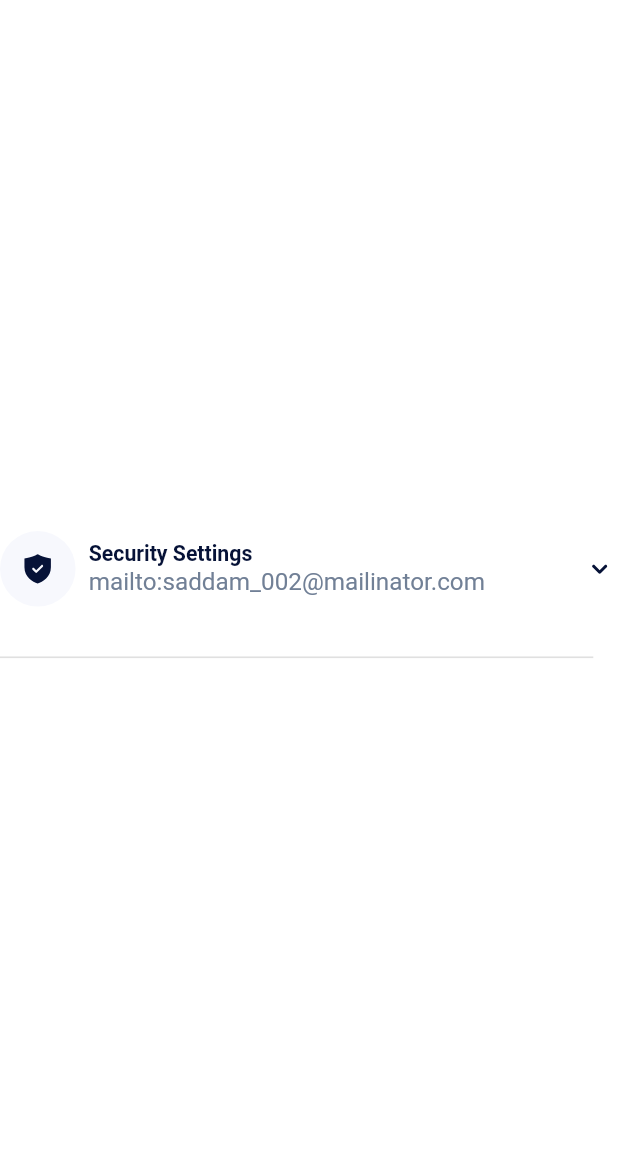
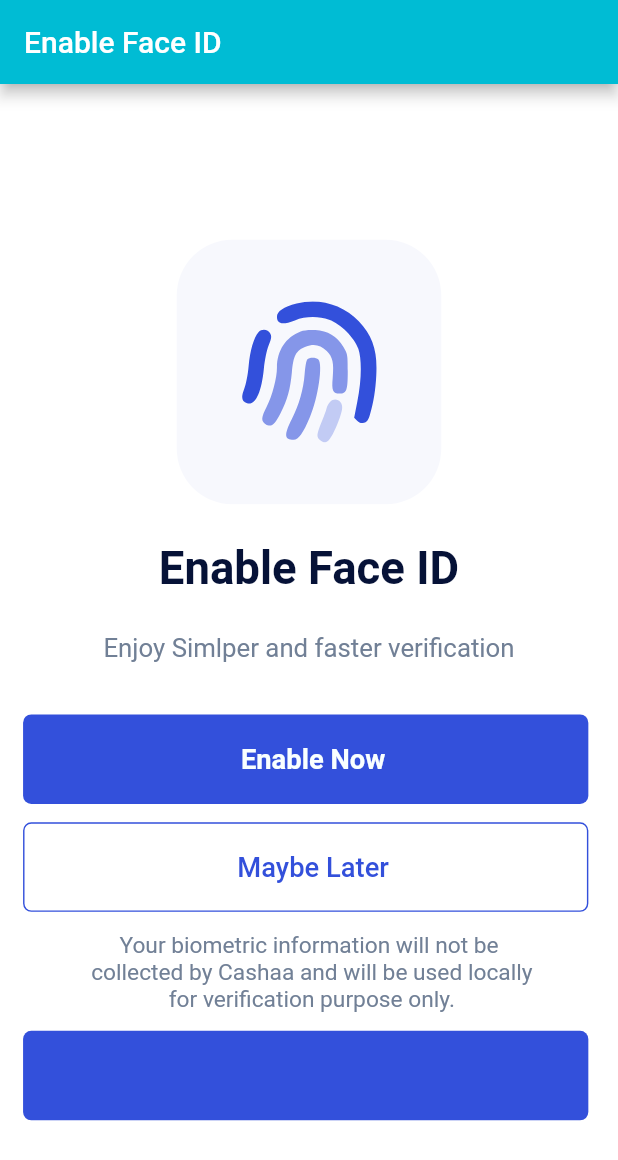
Before and after one commit to AhmadTechB/ahmad_programing, a Flutter app: the screen it shows after launch, on a phone screen of 412 x 824 dp. Shown: the top 1160 px of the screen. Run offline on Flutter 3.47's test engine with Material 2 defaults, Android fonts, the light colour scheme and no system bars; our stand-ins replace flutter_screenutil, flutter_svg, lottie; Roboto replaces fonts that are missing (Avenir).

Commit message:
added_bottosheet

```diff
--- a/lib/home_screen/face.dart
+++ b/lib/home_screen/face.dart
@@ -8,6 +8,8 @@ import 'package:ahmad_practices/widget/custom_sized_box.dart';
 import 'package:ahmad_practices/widget/size_config.dart';
 import 'package:flutter/cupertino.dart';
 import 'package:flutter/material.dart';
+
+import 'face_enable_screen.dart';
 
 class Face extends StatefulWidget {
   const Face({Key? key}) : super(key: key);
@@ -25,74 +27,77 @@ class _FaceState extends State<Face> {
 
   @override
   Widget build(BuildContext context) {
-    return Scaffold(
-      body: Column(
-        mainAxisAlignment: MainAxisAlignment.center,
-        children: [
-          // Security Settings
-          CustomAccordion(
-            wantExtractRow: clickedSecurityAccordion,
-            title: "Security Settings",
-            subTitleChild: Text(
-              "mailto:saddam_002@mailinator.com",
-              style: AppTextStyle.text16LiteGrey8096W400,
-            ),
-            onTap: () {
-              setState(() {
-                clickedSecurityAccordion = !clickedSecurityAccordion;
-              });
-            },
-            imagePath: ImagePath.accordionShield,
-            child: Column(
-              children: [
-                Padding(
-                  padding: EdgeInsets.only(
-                    left: 16 * SizeConfig.widthMultiplier!,
-                    right: 16 * SizeConfig.widthMultiplier!,
-                  ),
-                  child: Row(
-                    mainAxisAlignment: MainAxisAlignment.start,
-                    crossAxisAlignment: CrossAxisAlignment.start,
-                    children: [
-                      Text(
-                        "Login usign biometric",
-                        style: AppTextStyle.text17DarkBlue1237W400,
-                      ),
-                      Spacer(),
-                      GestureDetector(
-                        onTap: () {
-                          setState(() {
-                            swtich = !swtich;
-                          });
-                        },
-                        child: CupertinoSwitch(
-                            value: swtich,
-                            onChanged: (v) {
-                              setState(() {});
-                              swtich = v;
-                            }),
-                      ),
-                      ImageLoader.svgImageAsset(
-                          imagePath: ImagePath.toggleIcon),
-                    ],
-                  ),
-                ),
-                CustomSizedBox(
-                  height: 24,
-                ),
-                Text("ddd"),
-                CommonButton(
-                  buttonColor: AppColor.redF4534A,
-                  title: "Delete My Account",
-                ),
-              ],
-            ),
-          ),
-          CustomSizedBox(
-            height: 24,
-          ),
-        ],
-      ),
+    return EnableFaceTouchId(
+      imagePath: ImagePath.fingerEnableIcon,
     );
+
+    // return Scaffold(
+    //   body: Column(
+    //     mainAxisAlignment: MainAxisAlignment.center,
+    //     children: [
+    //       // Security Settings
+    //       CustomAccordion(
+    //         wantExtractRow: clickedSecurityAccordion,
+    //         title: "Security Settings",
+    //         subTitleChild: Text(
+    //           "mailto:saddam_002@mailinator.com",
+    //           style: AppTextStyle.text16LiteGrey8096W400,
+    //         ),
+    //         onTap: () {
+    //           setState(() {
+    //             clickedSecurityAccordion = !clickedSecurityAccordion;
+    //           });
+    //         },
+    //         imagePath: ImagePath.accordionShield,
+    //         child: Column(
+    //           children: [
+    //             Padding(
+    //               padding: EdgeInsets.only(
+    //                 left: 16 * SizeConfig.widthMultiplier!,
+    //                 right: 16 * SizeConfig.widthMultiplier!,
+    //               ),
+    //               child: Row(
+    //                 mainAxisAlignment: MainAxisAlignment.start,
+    //                 crossAxisAlignment: CrossAxisAlignment.start,
+    //                 children: [
+    //                   Text(
+    //                     "Login usign biometric",
+    //                     style: AppTextStyle.text17DarkBlue1237W400,
+    //                   ),
+    //                   Spacer(),
+    //                   GestureDetector(
+    //                     onTap: () {
+    //                       setState(() {
+    //                         swtich = !swtich;
+    //                       });
+    //                     },
+    //                     child: CupertinoSwitch(
+    //                         value: swtich,
+    //                         onChanged: (v) {
+    //                           setState(() {});
+    //                           swtich = v;
+    //                         }),
+    //                   ),
+    //                 ],
+    //               ),
+    //             ),
+    //
+    //             CustomSizedBox(
+    //               height: 24,
+    //             ),
+    //             Text("ddd"),
+    //             CommonButton(
+    //               buttonColor: AppColor.redF4534A,
+    //               title: "Delete My Account",
+    //             ),
+    //           ],
+    //         ),
+    //       ),
+    //       CustomSizedBox(
+    //         height: 24,
+    //       ),
+    //     ],
+    //   ),
+    // );
   }
 }
--- a/lib/home_screen/face_enable_screen.dart
+++ b/lib/home_screen/face_enable_screen.dart
@@ -1,12 +1,13 @@
 import 'package:ahmad_practices/buttons/blue_button.dart';
 import 'package:ahmad_practices/buttons/common_outline_button.dart';
 import 'package:ahmad_practices/constant/app_style/app_style.dart';
+import 'package:ahmad_practices/home_screen/bottomsheet.dart';
 import 'package:ahmad_practices/image_loader/image_loader.dart';
 import 'package:ahmad_practices/widget/size_config.dart';
 import 'package:flutter/material.dart';
 
-class EnableFaceId extends StatelessWidget {
-  EnableFaceId({Key? key, this.imagePath}) : super(key: key);
+class EnableFaceTouchId extends StatelessWidget {
+  EnableFaceTouchId({Key? key, this.imagePath}) : super(key: key);
 
   String? imagePath;
 
@@ -71,6 +72,15 @@ class EnableFaceId extends StatelessWidget {
               textAlign: TextAlign.center,
             ),
           ),
+          SizedBox(height: 12 * SizeConfig.heightMultiplier!),
+          CommonButton(
+            onTap: (){
+                Navigator.push(
+                  context,
+                  MaterialPageRoute(builder: (context) => const BottomSheetPage()),
+                );
+            },
+          ),
         ],
       ),
     );
--- a/lib/widget/custom_accordiom.dart
+++ b/lib/widget/custom_accordiom.dart
@@ -1,5 +1,4 @@
 // ignore_for_file: must_be_immutable
-
 
 import 'package:ahmad_practices/constant/app_color/app_color.dart';
 import 'package:ahmad_practices/constant/image_path/image_path.dart';
@@ -79,10 +78,6 @@ class CustomAccordion extends StatelessWidget {
           height: 25,
         ),
         wantExtractRow ? child ?? Container() : Container(),
-
-
-
-
         if (wantExtractRow == true)
           CustomSizedBox(
             height: 26,
```
Also changed, not shown: lib/home_screen/bottomsheet.dart (added, +69 -0 lines). Lines whose indentation alone changed are shown as unchanged.
